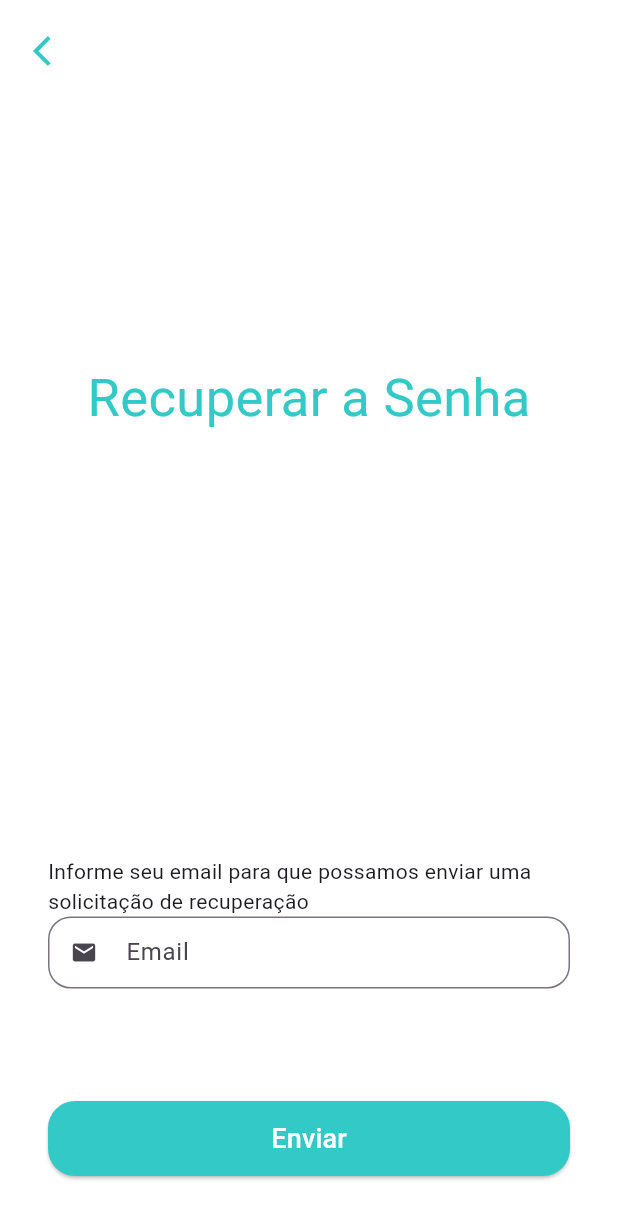
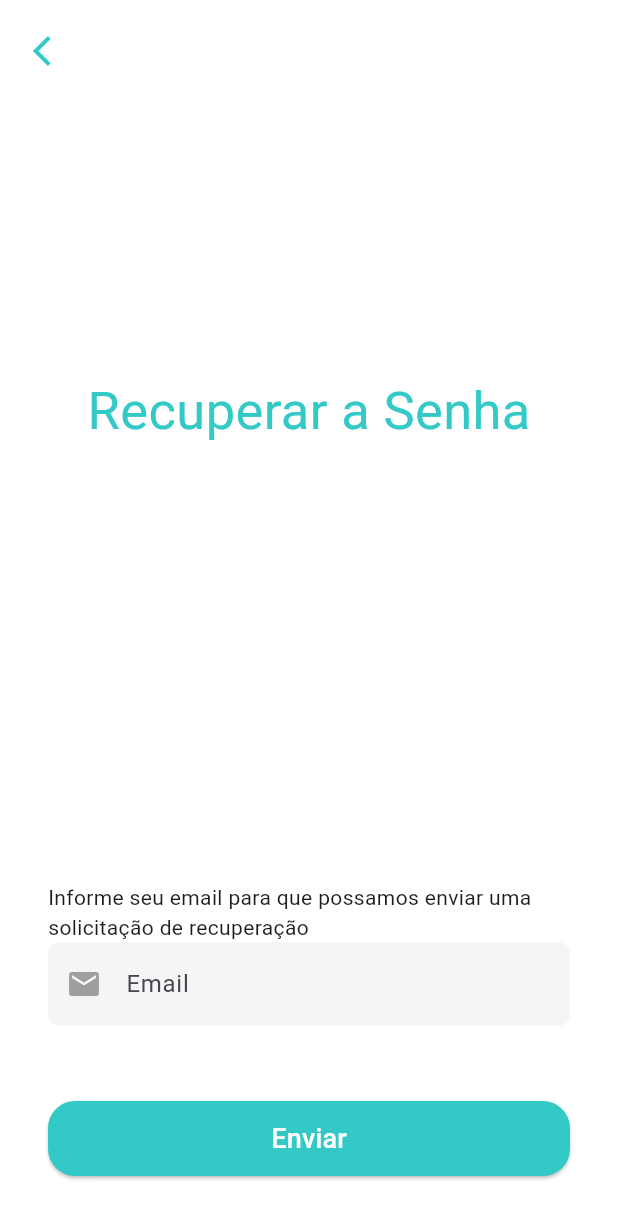
Before and after one commit to netoids/ChatbotWithLLM-Flutter, a Flutter app: the Forgotpassword screen opened by its route, on a phone screen of 412 x 824 dp. Shown: the top 1219 px of the screen. Run offline on Flutter 3.47's test engine with Material 3 defaults, Android fonts, the phone set to English and light mode, and no system bars; our stand-ins replace cloud_firestore, dio, firebase_auth, firebase_core, google_generative_ai, mask_text_input_formatter; accounts and stored records are empty.

Commit message:
Design pattern
Ajuste no custom_text_field, adição do olhinho nas senhas e padronizando os textfields, além de apagar o antigo inutilizado.

```diff
--- a/dsi_app/lib/src/alth/components/custom_text_field.dart
+++ /dev/null
@@ -1,57 +0,0 @@
-import 'package:flutter/material.dart';
-import 'package:flutter/services.dart';
-
-class CustomTextField extends StatefulWidget {
-  final IconData icon;
-  final String label;
-  final bool isSecret;
-  final List<TextInputFormatter>? inputFormaters;
-
-  const CustomTextField(
-      {super.key,
-      required this.icon,
-      required this.label,
-      this.isSecret = false,
-      this.inputFormaters});
-
-  @override
-  State<CustomTextField> createState() => _CustomTextFieldState();
-}
-
-class _CustomTextFieldState extends State<CustomTextField> {
-  bool isObscure = false;
-
-  @override
-  void initState() {
-    super.initState();
-
-    isObscure = widget.isSecret;
-  }
-
-  @override
-  Widget build(BuildContext context) {
-    return Padding(
-      padding: const EdgeInsets.only(bottom: 25),
-      child: TextFormField(
-        inputFormatters: widget.inputFormaters,
-        obscureText: isObscure,
-        decoration: InputDecoration(
-            suffixIcon: widget.isSecret
-                ? IconButton(
-                    onPressed: () {
-                      setState(() {
-                        isObscure = !isObscure;
-                      });
-                    },
-                    icon: Icon(
-                        isObscure ? Icons.visibility : Icons.visibility_off))
-                : null,
-            prefixIcon: Icon(widget.icon),
-            labelText: widget.label,
-            isDense: true,
-            border:
-                OutlineInputBorder(borderRadius: BorderRadius.circular(15))),
-      ),
-    );
-  }
-}
--- a/dsi_app/lib/src/shared/CustomText.dart
+++ /dev/null
@@ -1,43 +0,0 @@
-import 'package:flutter/material.dart';
-
-class CustomTextField extends StatelessWidget {
-  final IconData icon;
-  final String label;
-  final double iconSize;
-  final bool isObscure;
-  final String? Function(String?)? validator;
-  final TextEditingController controller;
-
-  const CustomTextField({
-    super.key,
-    required this.icon,
-    required this.label,
-    this.isObscure = false,
-    this.iconSize = 20,
-    this.validator,
-    required this.controller,
-  });
-
-  @override
-  Widget build(BuildContext context) {
-    return Padding(
-      padding: const EdgeInsets.only(bottom: 15),
-      child: TextFormField(
-        controller: controller,
-        validator: validator,
-        obscureText: isObscure,
-        decoration: InputDecoration(
-          prefixIcon: Icon(
-            icon,
-            size: iconSize,
-          ),
-          labelText: label,
-          isDense: true,
-          border: OutlineInputBorder(
-            borderRadius: BorderRadius.circular(18),
-          ),
-        ),
-      ),
-    );
-  }
-}
--- /dev/null
+++ b/dsi_app/lib/src/shared/custom_text_field.dart
@@ -0,0 +1,63 @@
+import 'package:flutter/material.dart';
+
+class CustomTextField extends StatefulWidget {
+  final String hint;
+  final String label;
+  final IconData icon;
+  final TextEditingController? controller;
+  bool isobscure;
+  bool visibility;
+
+  CustomTextField({
+    super.key,
+    required this.hint,
+    required this.label,
+    required this.icon,
+    this.controller,
+    this.isobscure = false,
+    this.visibility = false,
+  });
+
+  @override
+  State<CustomTextField> createState() => _CustomTextFieldState();
+}
+
+class _CustomTextFieldState extends State<CustomTextField> {
+  @override
+  void initState() {
+    widget.isobscure ? widget.visibility = !widget.visibility : null;
+
+    super.initState();
+  }
+
+  @override
+  Widget build(BuildContext context) {
+    return TextFormField(
+      obscureText: widget.visibility,
+      controller: widget.controller,
+      decoration: InputDecoration(
+        hintText: widget.hint,
+        labelText: widget.label,
+        suffixIcon: widget.isobscure
+            ? IconButton(
+                onPressed: () {
+                  setState(() {
+                    widget.visibility = !widget.visibility;
+                  });
+                },
+                icon: widget.visibility
+                    ? Icon(Icons.visibility)
+                    : Icon(Icons.visibility_off),
+              )
+            : null,
+        prefixIcon: Icon(widget.icon, color: Colors.grey),
+        filled: true,
+        fillColor: Colors.grey.shade100,
+        border: OutlineInputBorder(
+          borderRadius: BorderRadius.circular(8),
+          borderSide: BorderSide.none,
+        ),
+      ),
+    );
+  }
+}
--- a/dsi_app/lib/src/view/forgot_password.dart
+++ b/dsi_app/lib/src/view/forgot_password.dart
@@ -1,5 +1,5 @@
+import 'package:dsi_app/src/shared/custom_text_field.dart';
 import 'package:flutter/material.dart';
-import 'package:dsi_app/src/alth/components/custom_text_field.dart';
 
 class Forgotpassword extends StatefulWidget {
   const Forgotpassword({super.key});
@@ -54,7 +54,8 @@ class _ForgotPasswordState extends State<Forgotpassword> {
                         const Text(
                             'Informe seu email para que possamos enviar uma solicitação de recuperação'),
                         // EMAIL
-                        const CustomTextField(
+                        CustomTextField(
+                          hint: 'Digite o Email para recuperação',
                           icon: Icons.email,
                           label: 'Email',
                         ),
```
Also changed, not shown: dsi_app/lib/src/view/login_page.dart (+11 -25 lines), dsi_app/lib/src/view/register_page.dart (+30 -44 lines).
